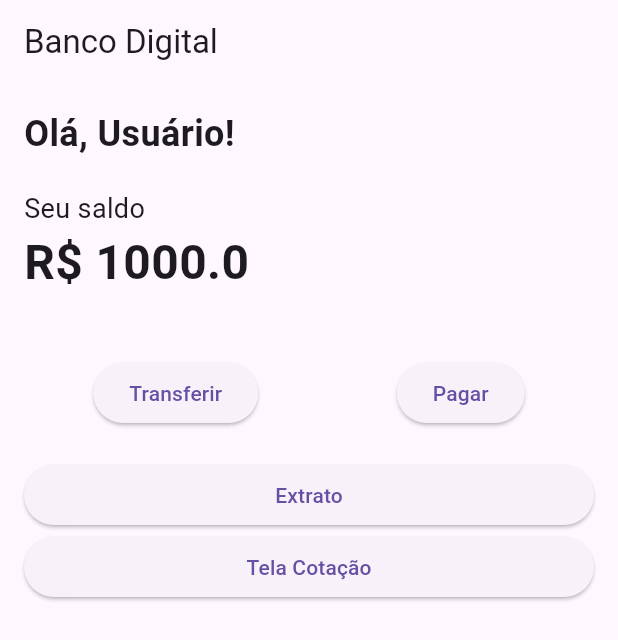
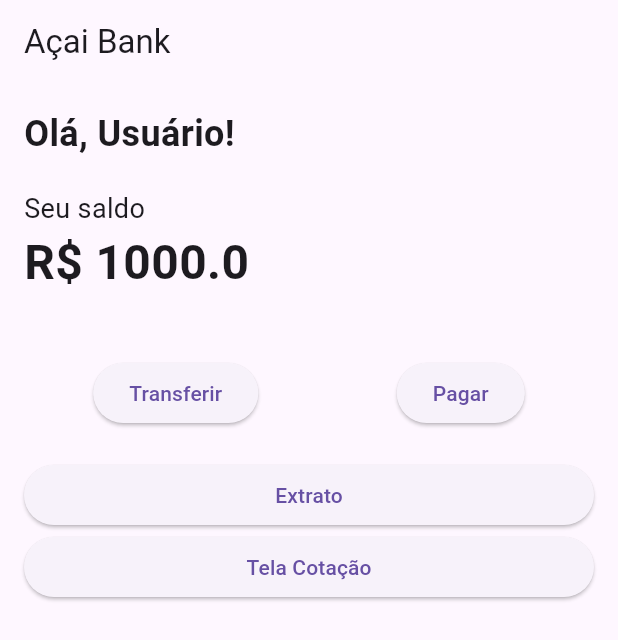
Before and after one commit to danieldevbel/projeto_acai_bank, a Flutter app: the screen it shows after launch, on a phone screen of 412 x 824 dp. Shown: the top 640 px of the screen. Run offline on Flutter 3.47's test engine with Material 3 defaults, Android fonts, the phone set to English and light mode, and no system bars.

Commit message:
commit 17/05 19:50

```diff
--- a/acai_bank/lib/screens/home_screen.dart
+++ b/acai_bank/lib/screens/home_screen.dart
@@ -5,11 +5,13 @@ import '../models/balance_model.dart';
 
 // Tela inicial da aplicação
 class HomeScreen extends StatelessWidget {
+  const HomeScreen({super.key});
+
   @override
   Widget build(BuildContext context) {
     return Scaffold(
       appBar: AppBar(
-        title: Text('Banco Digital'), // Título no cabeçalho da tela
+        title: Text('Açai Bank'), // Título no cabeçalho da tela
       ),
       body: HomeContent(), // Conteúdo principal da tela
     );
--- a/acai_bank/lib/screens/quotation.dart
+++ b/acai_bank/lib/screens/quotation.dart
@@ -2,6 +2,8 @@ import 'package:flutter/material.dart';
 
 // Nova Tela
 class Quotation extends StatelessWidget {
+  const Quotation({super.key});
+
   @override
   Widget build(BuildContext context) {
     return Scaffold(
--- a/acai_bank/lib/screens/transfer_screen.dart
+++ b/acai_bank/lib/screens/transfer_screen.dart
@@ -7,6 +7,8 @@ import '../models/balance_model.dart';
 class TransferScreen extends StatelessWidget {
   // Controlador para o campo de texto de valor
   final TextEditingController _controller = TextEditingController();
+
+  TransferScreen({super.key});
 
   @override
   Widget build(BuildContext context) {
```
